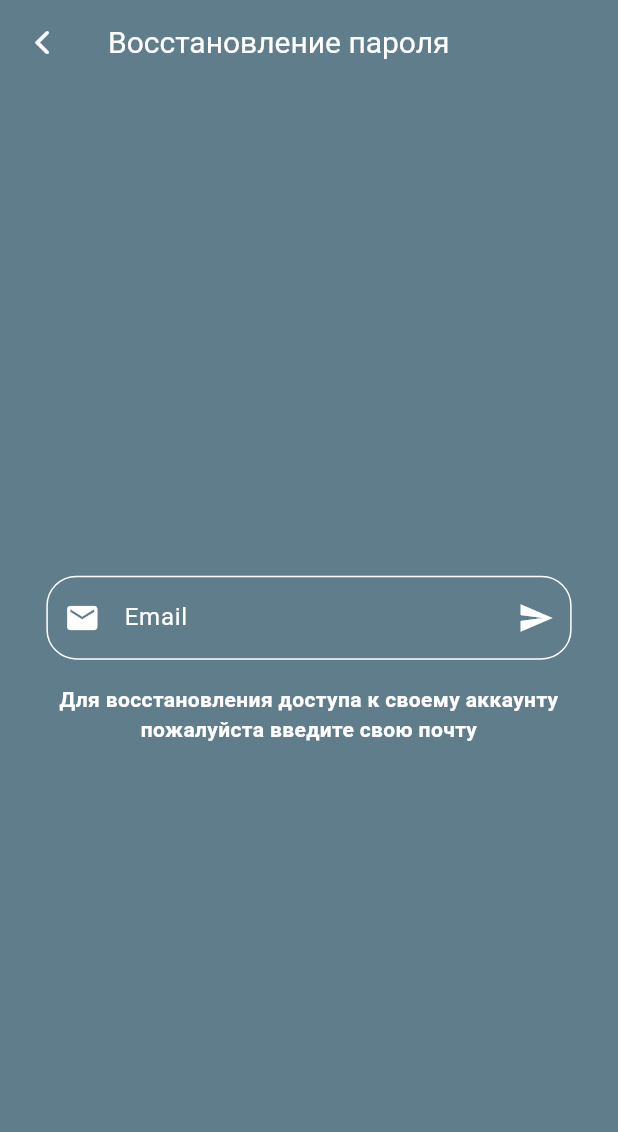
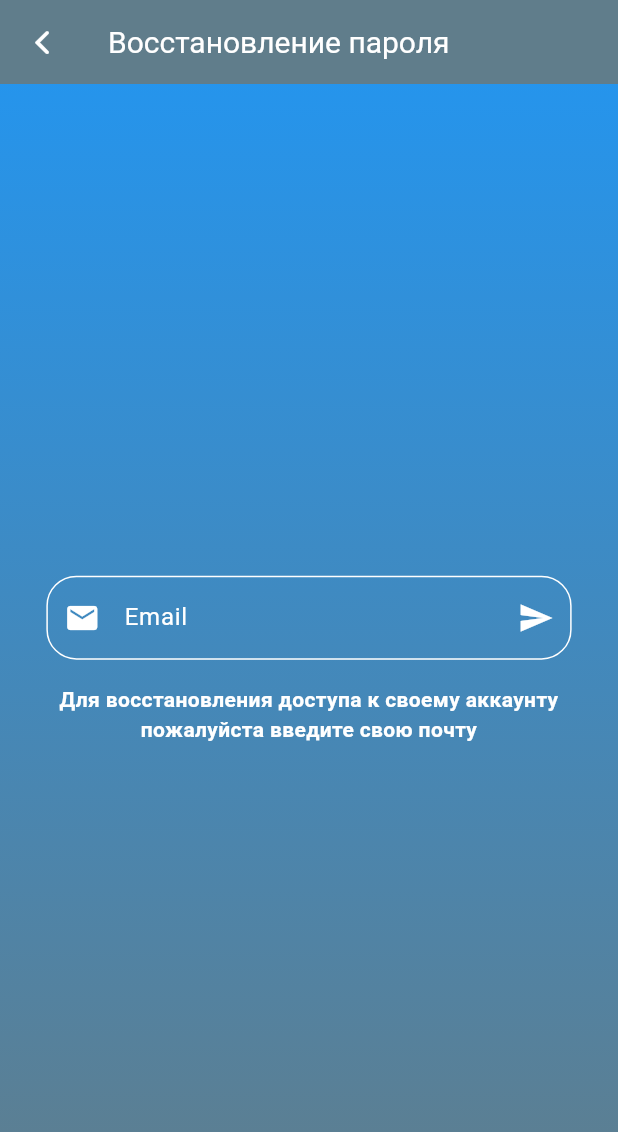
Before and after one commit to natarwey/flutterPlayer, a Flutter app: the RegPage screen opened by its route, after a tap on "Аккаунт уже есть", after a tap on "Забыли пароль?", on a phone screen of 412 x 824 dp. Shown: the top 1132 px of the screen. Run offline on Flutter 3.47's test engine with Material 3 defaults, Android fonts, the phone set to English and light mode, and no system bars; our stand-ins replace audioplayers, image_picker, shared_preferences, supabase_flutter; accounts and stored records are empty; network calls fail.

Commit message:
background gradient and profile

```diff
--- /dev/null
+++ b/devtools_options.yaml
@@ -0,0 +1,3 @@
+description: This file stores settings for Dart & Flutter DevTools.
+documentation: https://docs.flutter.dev/tools/devtools/extensions#configure-extension-enablement-states
+extensions:
--- a/lib/auth.dart
+++ b/lib/auth.dart
@@ -1,5 +1,6 @@
 import 'package:flutter/material.dart';
 import 'package:flutter_application_1/database/auth.dart';
+import 'package:flutter_application_1/main.dart';
 import 'package:shared_preferences/shared_preferences.dart';
 
 class AuthPage extends StatefulWidget {
@@ -15,7 +16,9 @@ class _AuthPageState extends State<AuthPage> {
   AuthService authService = AuthService();
   @override
   Widget build(BuildContext context) {
-    return Scaffold(
+    return GradientBackground(
+      child: Scaffold(
+        backgroundColor: Colors.transparent,
         body: Center(
           child: Column(
             mainAxisAlignment: MainAxisAlignment.center,
@@ -126,6 +129,7 @@ class _AuthPageState extends State<AuthPage> {
             ],
           ),
         ),
+      ),
     );
   }
 }
--- a/lib/database/storage/image.dart
+++ b/lib/database/storage/image.dart
@@ -1,4 +1,6 @@
 import 'package:supabase_flutter/supabase_flutter.dart';
+import 'package:image_picker/image_picker.dart';
+import 'dart:io';
 import 'package:path/path.dart' as path;
 
 class StorageCloud{
--- a/lib/main.dart
+++ b/lib/main.dart
@@ -64,3 +64,26 @@ class AppTheme extends StatelessWidget {
     );
   }
 }
+
+class GradientBackground extends StatelessWidget {
+  final Widget child;
+
+  const GradientBackground({super.key, required this.child});
+
+  @override
+  Widget build(BuildContext context) {
+    return Container(
+      decoration: const BoxDecoration(
+        gradient: LinearGradient(
+          begin: Alignment.topCenter,
+          end: Alignment.bottomCenter,
+          colors: [Colors.blue, Colors.blueGrey],
+        ),
+      ),
+      child: Scaffold(
+        backgroundColor: Colors.transparent,
+        body: child,
+      ),
+    );
+  }
+}
--- a/lib/recovery.dart
+++ b/lib/recovery.dart
@@ -1,6 +1,7 @@
 import 'package:flutter/cupertino.dart';
 import 'package:flutter/material.dart';
 import 'package:flutter_application_1/database/auth.dart';
+import 'package:flutter_application_1/main.dart';
 
 class RecoveryPage extends StatelessWidget {
   const RecoveryPage({super.key});
@@ -9,7 +10,9 @@ class RecoveryPage extends StatelessWidget {
   Widget build(BuildContext context) {
     TextEditingController emailController = TextEditingController();
     AuthService authService = AuthService();
-    return Scaffold(
+    return GradientBackground(
+      child: Scaffold(
+        backgroundColor: Colors.transparent,
         appBar: AppBar(
           title: Text("Восстановление пароля"),
           leading: IconButton(
@@ -74,6 +77,7 @@ class RecoveryPage extends StatelessWidget {
             ],
           ),
         ),
+      ),
     );
   }
 }
--- a/lib/reg.dart
+++ b/lib/reg.dart
@@ -1,6 +1,7 @@
 import 'package:flutter/material.dart';
 import 'package:flutter_application_1/database/auth.dart';
 import 'package:flutter_application_1/database/users_table.dart';
+import 'package:flutter_application_1/main.dart';
 import 'package:shared_preferences/shared_preferences.dart';
 
 class RegPage extends StatefulWidget {
@@ -20,7 +21,9 @@ class _RegPageState extends State<RegPage> {
 
   @override
   Widget build(BuildContext context) {
-    return Scaffold(
+    return GradientBackground(
+      child: Scaffold(
+        backgroundColor: Colors.transparent,
         body: Center(
           child: Column(
             mainAxisAlignment: MainAxisAlignment.center,
@@ -206,6 +209,7 @@ class _RegPageState extends State<RegPage> {
             ],
           ),
         ),
+      ),
     );
   }
 }
```
Also changed, not shown: lib/home.dart (+23 -3 lines), lib/profile.dart (added, +56 -0 lines), 5 other files. Lines whose indentation alone changed are shown as unchanged.
